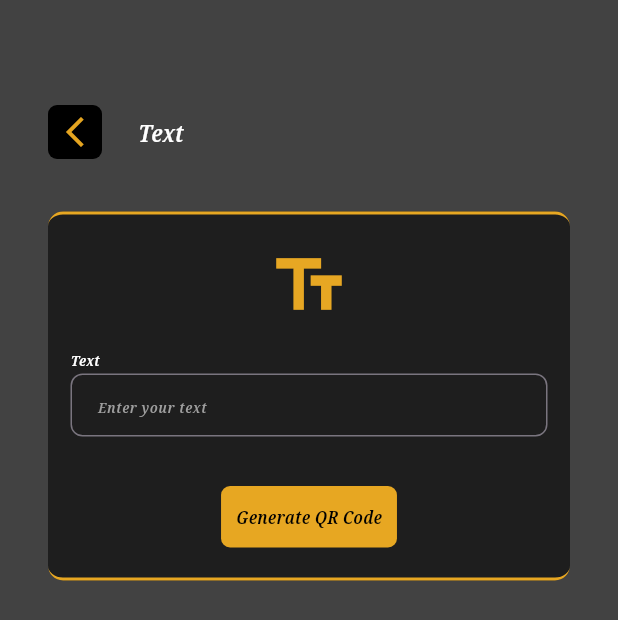
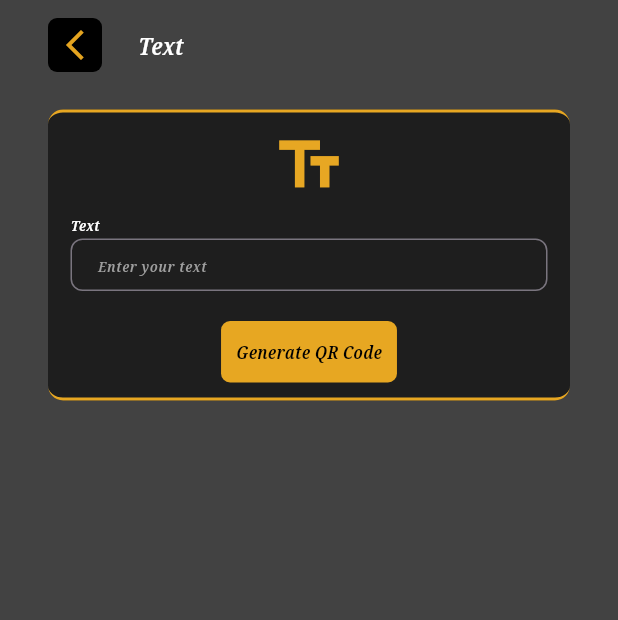
Before and after one commit to SachinBangarwa/qr_code_scanner, a Flutter app: the screen it shows after launch, after a tap on the "flash off" icon, after a tap on "Generate", after a tap on "Text", on a phone screen of 412 x 824 dp. Shown: the top 620 px of the screen. Run offline on Flutter 3.47's test engine with Material 3 defaults, Android fonts, the phone set to English and light mode, and no system bars; our stand-ins replace fluttertoast, image_gallery_saver, image_picker, permission_handler, qr_flutter, share_plus and 1 more; missing offline and left inert: qr_code_scanner.

Commit message:
app complete

```diff
--- a/lib/dashboard_screen.dart
+++ b/lib/dashboard_screen.dart
@@ -25,8 +25,8 @@ class _DashboardScreenState extends State<DashboardScreen> {
       resizeToAvoidBottomInset: false,
       floatingActionButtonLocation: FloatingActionButtonLocation.centerDocked,
       floatingActionButton: Container(
-        height: 75,
-        width: 75,
+        height: 70,
+        width: 70,
         decoration: BoxDecoration(
           shape: BoxShape.circle,
           boxShadow: [
@@ -72,11 +72,11 @@ class _DashboardScreenState extends State<DashboardScreen> {
       padding: const EdgeInsets.only(top: 10, left: 20, right: 20, bottom: 8),
       margin: EdgeInsets.only(
         bottom: size.height / 45,
-        left: size.width / 14,
-        right: size.width / 14,
+        left: size.width / 16,
+        right: size.width / 16,
       ),
       width: double.infinity,
-      height: size.height / 10,
+      height: size.height / 9.5,
       decoration: BoxDecoration(
         color: const Color(0xE82B2B2C),
         borderRadius: BorderRadius.circular(14),
@@ -102,14 +102,14 @@ class _DashboardScreenState extends State<DashboardScreen> {
                 Icon(
                   Icons.qr_code_2,
                   color: Colors.white,
-                  size: 34,
+                  size: 32,
                 ),
                 Text(
                   'Generate',
                   style: TextStyle(
                     fontFamily: 'NotoSerif',
                     color: Colors.white,
-                    fontSize: 16,
+                    fontSize: 14,
                   ),
                 )
               ],
@@ -126,14 +126,14 @@ class _DashboardScreenState extends State<DashboardScreen> {
                 Icon(
                   Icons.history_outlined,
                   color: Colors.white,
-                  size: 34,
+                  size: 32,
                 ),
                 Text(
                   'History',
                   style: TextStyle(
                     fontFamily: 'NotoSerif',
                     color: Colors.white,
-                    fontSize: 16,
+                    fontSize: 14,
                   ),
                 )
               ],
--- a/lib/qr_code_screen.dart
+++ b/lib/qr_code_screen.dart
@@ -96,7 +96,7 @@ class _QrScannerScreenState extends State<QrScannerScreen>
             borderRadius: 10,
             borderLength: 30,
             borderWidth: 10,
-            cutOutSize: 250,
+            cutOutSize: 230,
           ),
         ),
         Positioned(
@@ -106,8 +106,9 @@ class _QrScannerScreenState extends State<QrScannerScreen>
             animation: animation,
             builder: (context, child) {
               return Positioned(
-                top: 342 + animation.value * 162,
-                left: 72,
+                top: 275 + animation.value * 148,
+                left: 45,
+                right: 45,
                 child: Container(
                   width: 250,
                   height: 2,
@@ -118,9 +119,9 @@ class _QrScannerScreenState extends State<QrScannerScreen>
           ),
         ),
         Positioned(
-          bottom: 200,
-          left: 55,
-          right: 60,
+          bottom: 140,
+          left: 40,
+          right: 40,
           child: Row(
             mainAxisAlignment: MainAxisAlignment.center,
             children: [
--- a/lib/qr_generate_code_screen.dart
+++ b/lib/qr_generate_code_screen.dart
@@ -41,8 +41,9 @@ class _QrGenerateCodeScreenState extends State<QrGenerateCodeScreen> {
     final fields = formFields[widget.qrModel.name] ?? [];
     return Scaffold(
       backgroundColor: Colors.grey.shade800,
-      body: Padding(
-        padding: const EdgeInsets.only(top: 70),
+      body: SafeArea(
+        child: Padding(
+          padding: const EdgeInsets.only(top: 12.0),
           child: Column(
             children: [
               Padding(
@@ -75,13 +76,13 @@ class _QrGenerateCodeScreenState extends State<QrGenerateCodeScreen> {
                   ],
                 ),
               ),
-            const SizedBox(height: 35),
+              const SizedBox(height: 25),
               Expanded(
                 child: SingleChildScrollView(
                   child: Container(
                     margin: const EdgeInsets.symmetric(horizontal: 32),
                     padding: const EdgeInsets.symmetric(
-                      vertical: 20, horizontal: 15),
+                        vertical: 10, horizontal: 15),
                     decoration: BoxDecoration(
                         color: Colors.black54,
                         borderRadius: BorderRadius.circular(10),
@@ -94,16 +95,15 @@ class _QrGenerateCodeScreenState extends State<QrGenerateCodeScreen> {
                     child: Column(
                       crossAxisAlignment: CrossAxisAlignment.start,
                       children: [
-                      // Icon Section
                         Center(
                           child: IconTheme(
                             data: const IconThemeData(
-                            size: 55,
+                              size: 50,
                             ),
                             child: widget.qrModel.icon,
                           ),
                         ),
-                      const SizedBox(height: 15),
+                        const SizedBox(height: 8),
                         Column(
                           children: [
                             ...fields
@@ -150,7 +150,7 @@ class _QrGenerateCodeScreenState extends State<QrGenerateCodeScreen> {
                                 controller: controllers[index],
                               );
                             }),
-                          const SizedBox(height: 15),
+                           const SizedBox(height: 10,),
                             GestureDetector(
                               onTap:(){ _qrGenerateHandle(context);},
                               child: Center(
@@ -182,6 +182,7 @@ class _QrGenerateCodeScreenState extends State<QrGenerateCodeScreen> {
                 ),
               )
             ],
+          ),
         ),
       ),
     );
@@ -224,7 +225,7 @@ Widget _buildTextField({
   required TextEditingController controller,
 }) {
   return Padding(
-    padding: const EdgeInsets.only(bottom: 18.0),
+    padding: const EdgeInsets.only(bottom: 10.0),
     child: Column(
       crossAxisAlignment: CrossAxisAlignment.start,
       children: [
@@ -238,7 +239,7 @@ Widget _buildTextField({
         ),
         const SizedBox(height: 2),
         SizedBox(
-          height: 42,
+          height: 35,
           child: TextFormField(
             controller: controller,
             keyboardType: inputType,
```
Lines whose indentation alone changed are shown as unchanged.
